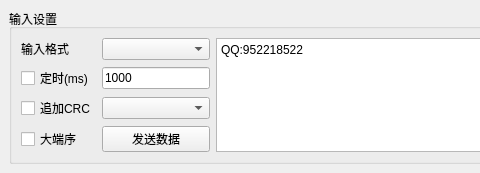
The window that Src/Common/SAKDebugPage/Input/InputDataItem.ui (x-tools-author/x-tools) describes before a commit, drawn with Qt 5; both pictures show x 0 to 480 and y 0 to 173 of the 768 by 173 pixel window.
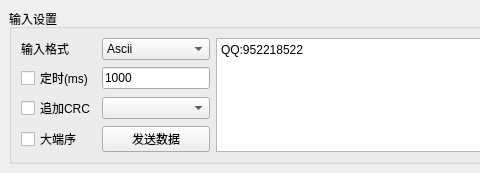
The same window after the commit.

```diff
--- a/Src/Common/SAKDebugPage/Input/InputDataItem.ui
+++ b/Src/Common/SAKDebugPage/Input/InputDataItem.ui
@@ -66,7 +66,13 @@
        </widget>
       </item>
       <item row="0" column="1">
-       <widget class="QComboBox" name="textFormatComboBox"/>
+       <widget class="QComboBox" name="textFormatComboBox">
+        <item>
+         <property name="text">
+          <string>Ascii</string>
+         </property>
+        </item>
+       </widget>
       </item>
       <item row="0" column="4" rowspan="4">
        <widget class="QTextEdit" name="inputDataTextEdit">
```
Left out of the diff: 3 changed lines with no effect on the pictures.
